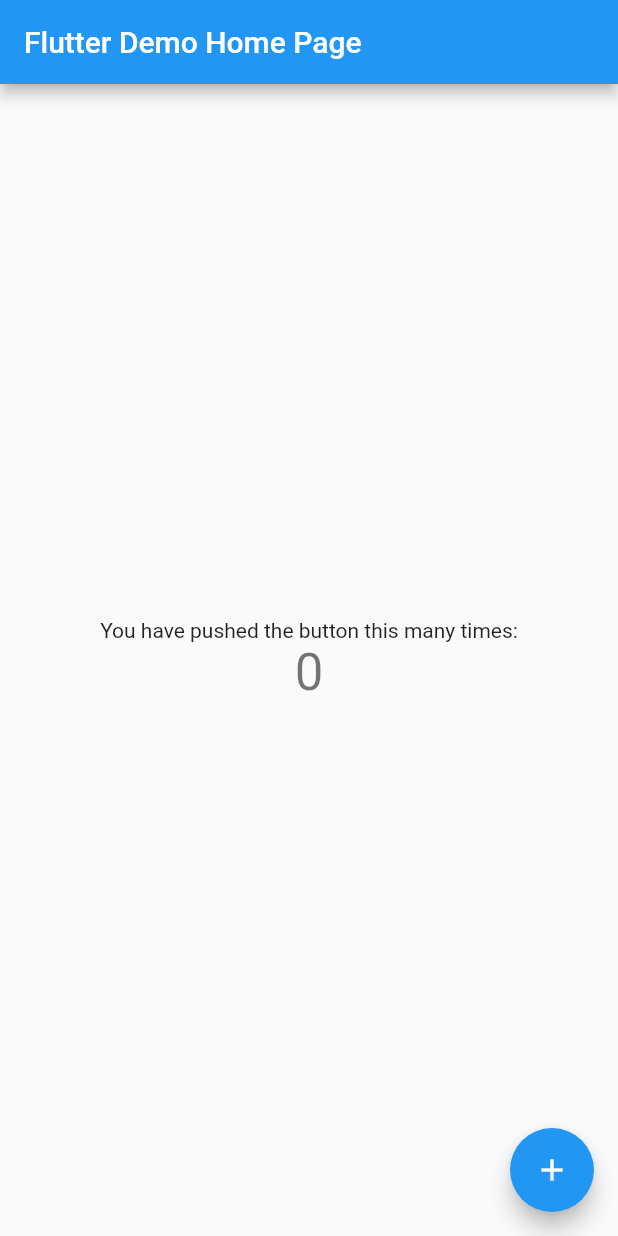
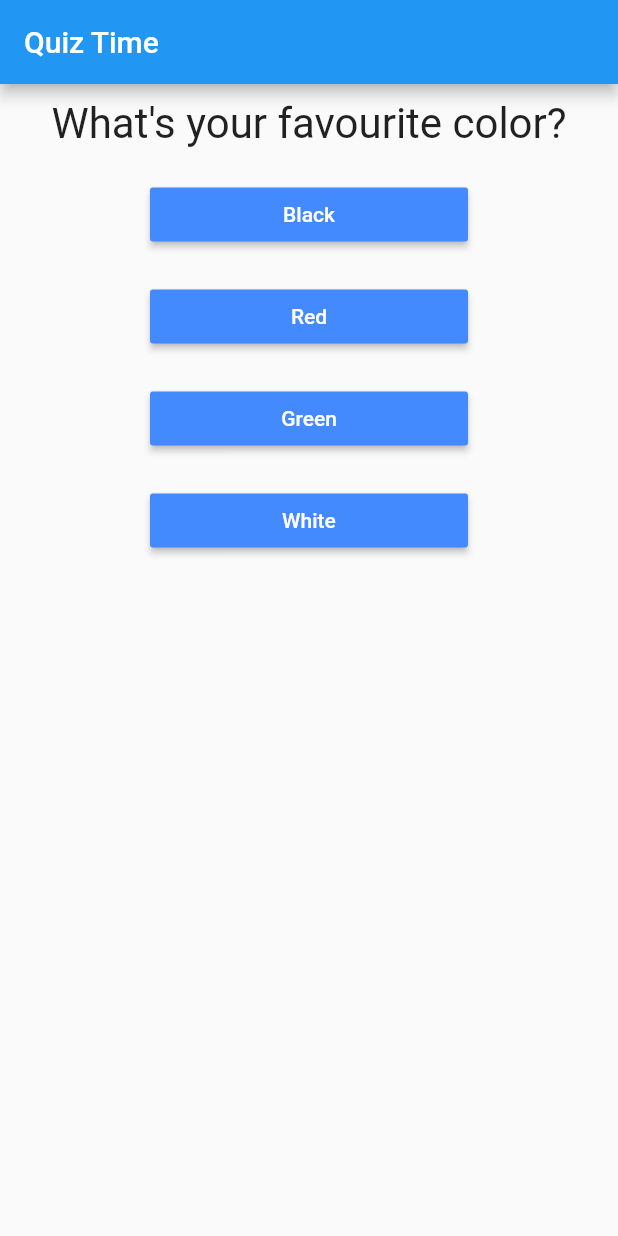
Before and after one commit to anandubey/flutterLab, a Flutter app: the screen it shows after launch, on a phone screen of 412 x 824 dp. Run offline on Flutter 3.47's test engine with Material 2 defaults, Android fonts, the phone set to English and light mode, and no system bars.

Commit message:
QuizTime - separate files created.

```diff
--- /dev/null
+++ b/quizTime/lib/answer.dart
@@ -0,0 +1,22 @@
+import 'package:flutter/material.dart';
+
+class Answer extends StatelessWidget {
+  final Function answerHandler;
+  final String answerText;
+
+  Answer(this.answerHandler, this.answerText);
+
+  @override
+  Widget build(BuildContext context) {
+    return Container(
+      width: double.infinity,
+      margin: EdgeInsets.only(left: 100, top: 10, right: 100, bottom: 10),
+      child: RaisedButton(
+        color: Colors.blueAccent,
+        textColor: Colors.white,
+        child: Text(answerText),
+        onPressed: answerHandler,
+      ),
+    );
+  }
+}
--- a/quizTime/lib/main.dart
+++ b/quizTime/lib/main.dart
@@ -1,117 +1,59 @@
 import 'package:flutter/material.dart';
 
-void main() {
-  runApp(MyApp());
-}
+import './question.dart';
+import './answer.dart';
 
-class MyApp extends StatelessWidget {
-  // This widget is the root of your application.
+void main() => runApp(QuizTime());
+
+class QuizTime extends StatefulWidget {
   @override
-  Widget build(BuildContext context) {
-    return MaterialApp(
-      title: 'Flutter Demo',
-      theme: ThemeData(
-        // This is the theme of your application.
-        //
-        // Try running your application with "flutter run". You'll see the
-        // application has a blue toolbar. Then, without quitting the app, try
-        // changing the primarySwatch below to Colors.green and then invoke
-        // "hot reload" (press "r" in the console where you ran "flutter run",
-        // or simply save your changes to "hot reload" in a Flutter IDE).
-        // Notice that the counter didn't reset back to zero; the application
-        // is not restarted.
-        primarySwatch: Colors.blue,
-        // This makes the visual density adapt to the platform that you run
-        // the app on. For desktop platforms, the controls will be smaller and
-        // closer together (more dense) than on mobile platforms.
-        visualDensity: VisualDensity.adaptivePlatformDensity,
-      ),
-      home: MyHomePage(title: 'Flutter Demo Home Page'),
-    );
+  State<StatefulWidget> createState() {
+    return _QuizTimeState();
   }
 }
 
-class MyHomePage extends StatefulWidget {
-  MyHomePage({Key key, this.title}) : super(key: key);
+class _QuizTimeState extends State<QuizTime> {
+  var _questionIndex = 0;
 
-  // This widget is the home page of your application. It is stateful, meaning
-  // that it has a State object (defined below) that contains fields that affect
-  // how it looks.
-
-  // This class is the configuration for the state. It holds the values (in this
-  // case the title) provided by the parent (in this case the App widget) and
-  // used by the build method of the State. Fields in a Widget subclass are
-  // always marked "final".
-
-  final String title;
-
-  @override
-  _MyHomePageState createState() => _MyHomePageState();
-}
-
-class _MyHomePageState extends State<MyHomePage> {
-  int _counter = 0;
-
-  void _incrementCounter() {
+  void _answerQuestion() {
     setState(() {
-      // This call to setState tells the Flutter framework that something has
-      // changed in this State, which causes it to rerun the build method below
-      // so that the display can reflect the updated values. If we changed
-      // _counter without calling setState(), then the build method would not be
-      // called again, and so nothing would appear to happen.
-      _counter++;
+      _questionIndex = (_questionIndex + 1) % 3;
     });
   }
 
   @override
   Widget build(BuildContext context) {
-    // This method is rerun every time setState is called, for instance as done
-    // by the _incrementCounter method above.
-    //
-    // The Flutter framework has been optimized to make rerunning build methods
-    // fast, so that you can just rebuild anything that needs updating rather
-    // than having to individually change instances of widgets.
-    return Scaffold(
-      appBar: AppBar(
-        // Here we take the value from the MyHomePage object that was created by
-        // the App.build method, and use it to set our appbar title.
-        title: Text(widget.title),
-      ),
-      body: Center(
-        // Center is a layout widget. It takes a single child and positions it
-        // in the middle of the parent.
-        child: Column(
-          // Column is also a layout widget. It takes a list of children and
-          // arranges them vertically. By default, it sizes itself to fit its
-          // children horizontally, and tries to be as tall as its parent.
-          //
-          // Invoke "debug painting" (press "p" in the console, choose the
-          // "Toggle Debug Paint" action from the Flutter Inspector in Android
-          // Studio, or the "Toggle Debug Paint" command in Visual Studio Code)
-          // to see the wireframe for each widget.
-          //
-          // Column has various properties to control how it sizes itself and
-          // how it positions its children. Here we use mainAxisAlignment to
-          // center the children vertically; the main axis here is the vertical
-          // axis because Columns are vertical (the cross axis would be
-          // horizontal).
-          mainAxisAlignment: MainAxisAlignment.center,
-          children: <Widget>[
-            Text(
-              'You have pushed the button this many times:',
+    const questions = const [
+      {
+        'questionText': 'What\'s your favourite color?',
+        'answers': ['Black', 'Red', 'Green', 'White'],
+      },
+      {
+        'questionText': 'What\'s your favourite color?',
+        'answers': ['Rabbit', 'Snake', 'Elephant', 'Lion'],
+      },
+      {
+        'questionText': 'What\'s your favourite number?',
+        'answers': ['0', '1', '2', '3', '4', '5', '6', '7', '8', '9'],
+      },
+    ];
+    return MaterialApp(
+      home: Scaffold(
+        appBar: AppBar(
+          title: Text('Quiz Time'),
+        ),
+        body: Column(
+          children: [
+            Question(
+              questions[_questionIndex]['questionText'],
             ),
-            Text(
-              '$_counter',
-              style: Theme.of(context).textTheme.headline4,
-            ),
+            ...(questions[_questionIndex]['answers'] as List<String>)
+                .map((answer) {
+              return Answer(_answerQuestion, answer);
+            }).toList()
           ],
         ),
       ),
-      floatingActionButton: FloatingActionButton(
-        onPressed: _incrementCounter,
-        tooltip: 'Increment',
-        child: Icon(Icons.add),
-      ), // This trailing comma makes auto-formatting nicer for build methods.
     );
   }
 }
--- /dev/null
+++ b/quizTime/lib/question.dart
@@ -0,0 +1,20 @@
+import 'package:flutter/material.dart';
+
+class Question extends StatelessWidget {
+  final String questionText;
+
+  Question(this.questionText);
+
+  @override
+  Widget build(BuildContext context) {
+    return Container(
+      width: double.infinity,
+      margin: EdgeInsets.all(10),
+      child: Text(
+        questionText,
+        style: TextStyle(fontSize: 28),
+        textAlign: TextAlign.center,
+      ),
+    );
+  }
+}
```
